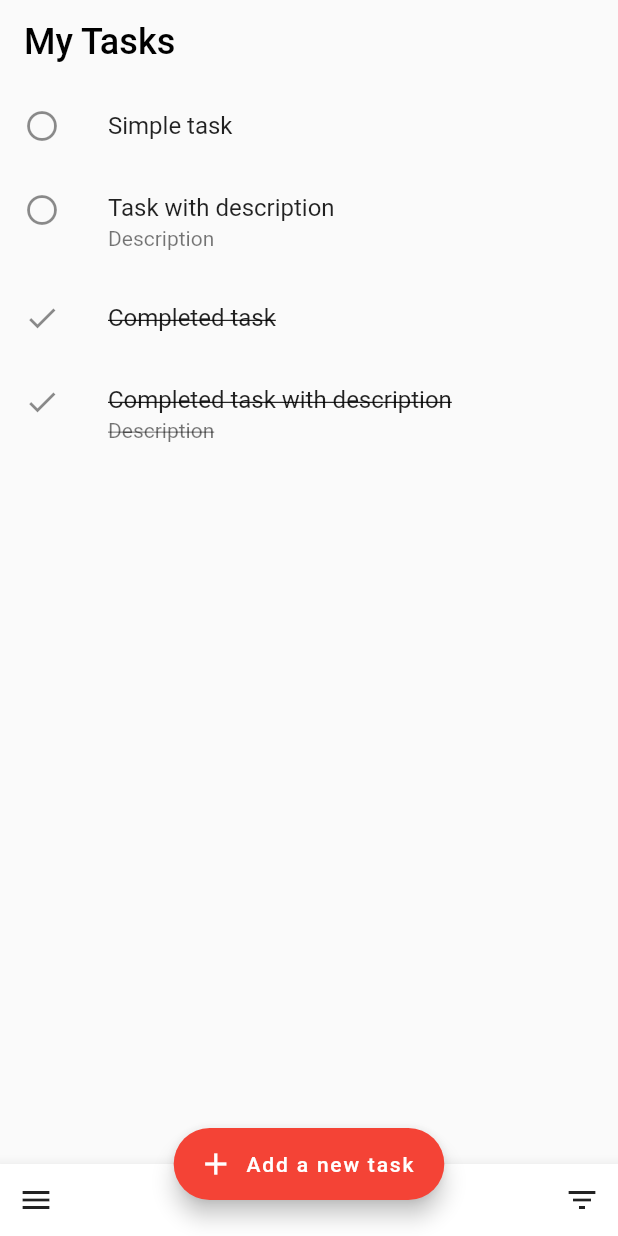
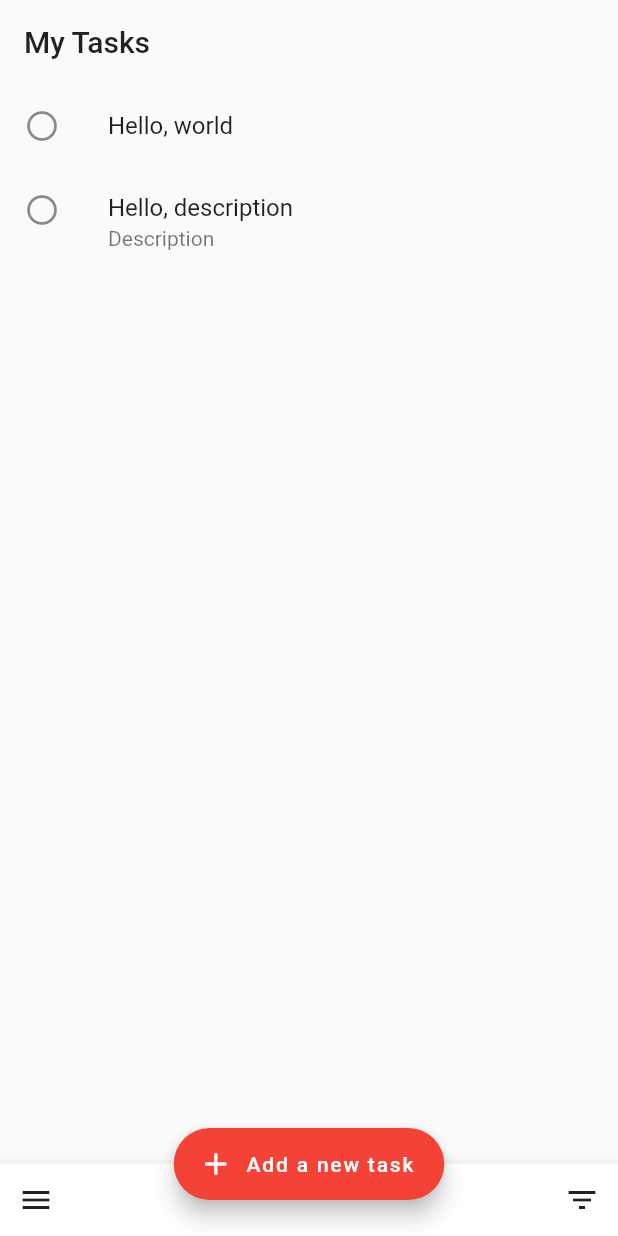
Before and after one commit to bhaskarmurthy/tasks, a Flutter app: the screen it shows after launch, on a phone screen of 412 x 824 dp. Run offline on Flutter 3.47's test engine with Material 2 defaults, Android fonts, the phone set to English and light mode, and no system bars; missing offline and left inert: rounded_modal.

Commit message:
add scoped model

```diff
--- a/lib/main.dart
+++ b/lib/main.dart
@@ -1,6 +1,8 @@
 import 'package:flutter/material.dart';
+import 'package:scoped_model/scoped_model.dart';
 import 'package:rounded_modal/rounded_modal.dart';
-import 'tasks.dart';
+import 'package:tasks/task_list_model.dart';
+import 'package:tasks/tasks.dart';
 
 void main() => runApp(new App());
 
@@ -21,7 +23,10 @@ class Main extends StatelessWidget {
   @override
   Widget build(BuildContext context) {
     return new Scaffold(
-      body: Tasks('My Tasks'),
+      body: ScopedModel<TaskListModel>(
+        model: TaskListModel(),
+        child: Tasks('My Tasks'),
+      ),
       bottomNavigationBar: BottomAppBar(
           child: new Row(
               mainAxisSize: MainAxisSize.max,
--- /dev/null
+++ b/lib/task_list_model.dart
@@ -0,0 +1,43 @@
+import 'package:flutter/widgets.dart';
+import 'package:scoped_model/scoped_model.dart';
+import 'package:uuid/uuid.dart';
+
+class Task {
+  final String id;
+  String title;
+  String description;
+  bool checked;
+
+  Task(this.title, {this.description, this.checked = false, id})
+      : this.id = id ?? Uuid().v4();
+}
+
+class TaskListModel extends Model {
+  final List<Task> _tasks = [
+    Task('Hello, world'),
+    Task('Hello, description', description: 'Description')
+  ];
+
+  List<Task> get tasks => _tasks.toList();
+
+  static TaskListModel of(BuildContext context) =>
+      ScopedModel.of<TaskListModel>(context);
+
+  void addTask(Task task) {
+    _tasks.add(task);
+    notifyListeners();
+  }
+
+  void updateTask(Task task) {
+    var _task = _tasks.firstWhere((it) => it.id == task.id);
+    var index = _tasks.indexOf(_task);
+    _tasks.replaceRange(index, index + 1, [task]);
+    notifyListeners();
+  }
+
+  void removeTask(Task task) {
+    var index = _tasks.indexOf(task);
+    _tasks.removeRange(index, index + 1);
+    notifyListeners();
+  }
+}
--- a/lib/tasks.dart
+++ b/lib/tasks.dart
@@ -1,32 +1,16 @@
 import 'package:flutter/material.dart';
+import 'package:scoped_model/scoped_model.dart';
+import 'package:tasks/task_list_model.dart';
 
-class Task {
-  final String title;
-  final String description;
-  bool checked;
-
-  Task(this.title, this.description, this.checked);
-}
-
-class Tasks extends StatefulWidget {
+class Tasks extends StatelessWidget {
   final String title;
 
   Tasks(this.title, {Key key}) : super(key: key);
 
   @override
-  _TasksState createState() => _TasksState();
-}
-
-class _TasksState extends State<Tasks> {
-  static final List<Task> _items = <Task>[
-    Task('Simple task', null, false),
-    Task('Task with description', 'Description', false),
-    Task('Completed task', null, true),
-    Task('Completed task with description', 'Description', true),
-  ];
-
-  @override
   Widget build(BuildContext context) {
+    return ScopedModelDescendant<TaskListModel>(
+        builder: (context, child, model) {
       return Scaffold(
         body: CustomScrollView(
           slivers: <Widget>[
@@ -34,16 +18,18 @@ class _TasksState extends State<Tasks> {
               centerTitle: false,
               backgroundColor: ThemeData.light().canvasColor,
               title: Text(
-              widget.title,
-              style: TextStyle(fontSize: 24, color: Colors.black),
+                this.title,
+                style: Theme.of(context).textTheme.title,
                 maxLines: 1,
               ),
             ),
             SliverList(
-            delegate:
-                SliverChildBuilderDelegate((BuildContext context, int index) {
-              final Task task = _items[index];
-              return ListTile(
+              delegate: SliverChildBuilderDelegate(
+                (BuildContext context, int index) {
+                  final Task task = model.tasks[index];
+                  return Dismissible(
+                    key: Key(task.id),
+                    child: ListTile(
                       leading: (task.checked)
                           ? Icon(Icons.check)
                           : Icon(Icons.radio_button_unchecked),
@@ -66,14 +52,26 @@ class _TasksState extends State<Tasks> {
                             )
                           : null,
                       onTap: () {
-                    this.setState(() {
-                      task.checked = !task.checked;
-                    });
-                  });
-            }, childCount: _items.length),
+                        var toggledTask = Task(task.title,
+                            description: task.description,
+                            checked: !task.checked,
+                            id: task.id);
+                        model.updateTask(toggledTask);
+                      },
+                    ),
+                    direction: DismissDirection.endToStart,
+                    onDismissed: (direction) {
+                      model.removeTask(task);
+                    },
+                    background: Container(color: Theme.of(context).accentColor),
+                  );
+                },
+                childCount: model.tasks.length,
+              ),
             )
           ],
         ),
       );
+    });
   }
 }
```
Also changed, not shown: pubspec.yaml (+2 -6 lines), pubspec.lock. Lines whose indentation alone changed are shown as unchanged.
